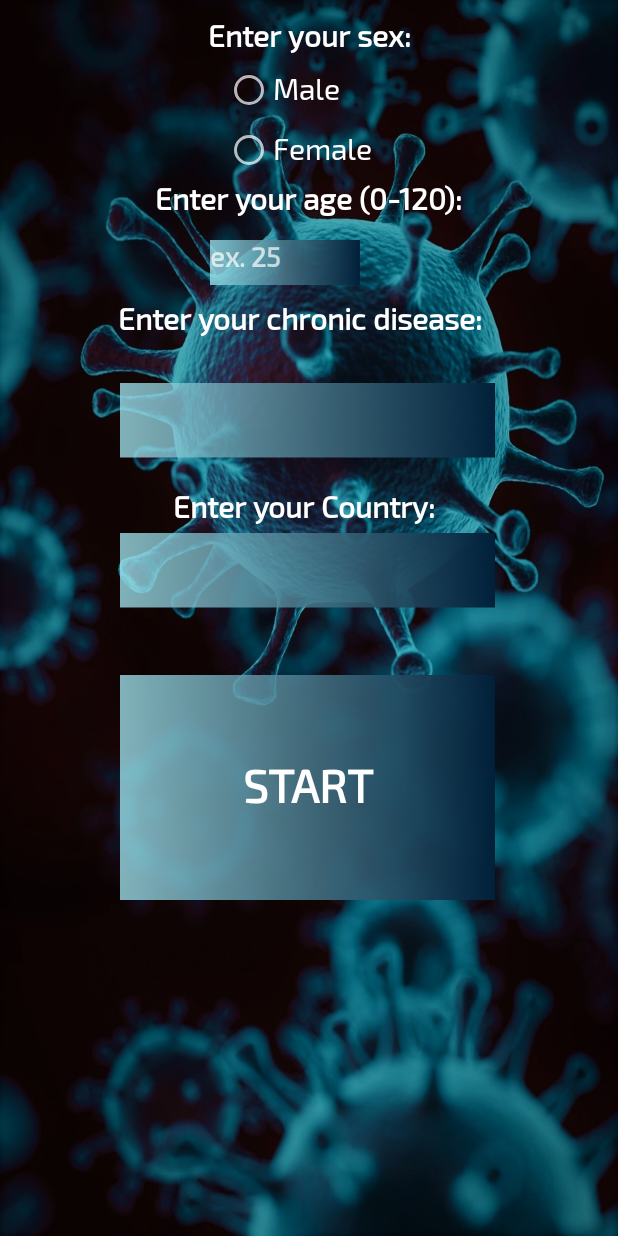
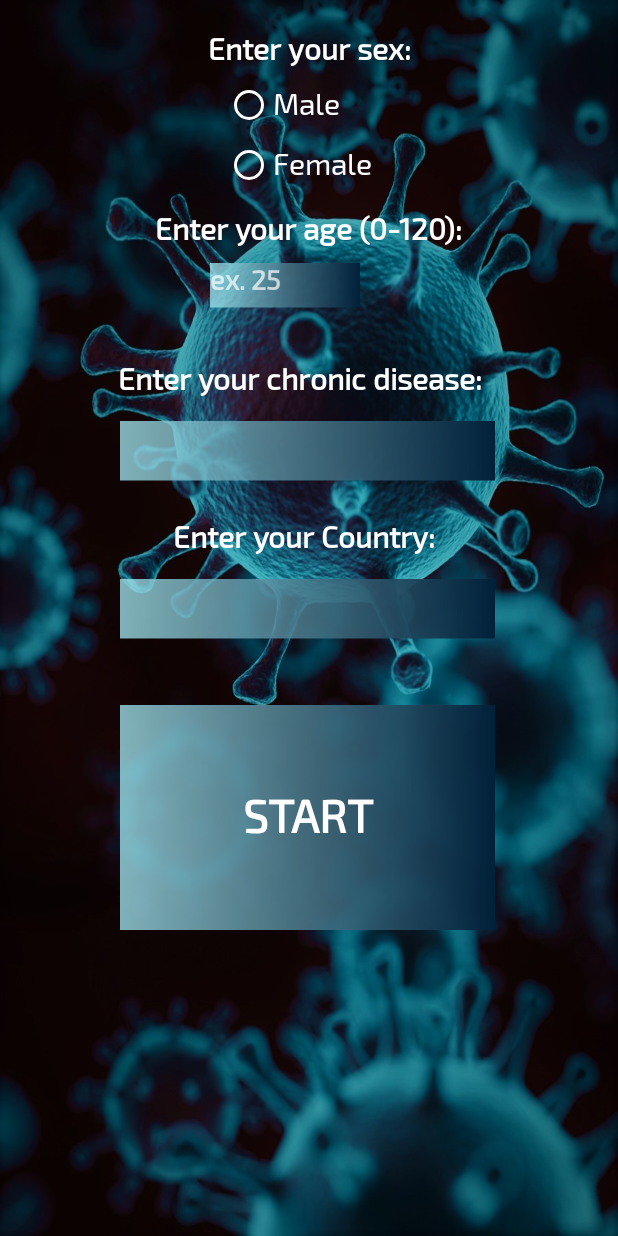
Before and after one commit to Thomazino/Covid-Calculator, an Android app: the layout activity_user_data.xml on its own in the app's theme, with its tools: preview values and no code run, on a phone screen of 412 x 824 dp. Run offline under Robolectric (Android 15) with nearby library versions, the phone set to English and light mode, and no system bars.

Commit message:
Final version

```diff
--- a/app/src/main/java/com/example/helloapp/Probabilities.java
+++ b/app/src/main/java/com/example/helloapp/Probabilities.java
@@ -23,6 +23,9 @@ public class Probabilities extends AppCompatActivity {
         String[] userData = (String[]) args.getSerializable("STRING");
         String userSex= userData[0];
         int userAge = Integer.valueOf(userData[1]);
+
+        if(userData[2].equals("None"))
+            userData[2]=null;
         String userDisease = userData[2];
         String userCountry = userData[3];
 
@@ -218,7 +221,6 @@ public class Probabilities extends AppCompatActivity {
         if ((1/covidVSinfluenza)>1.5) text2+=Math.round(1/covidVSinfluenza)+" times more possible to be the common flu than the coronavirus.";
         else if (covidVSinfluenza>1.5) text2+=(int)(covidVSinfluenza+0.5)+ " times more possible to be Covid-19 than the common flu.";
         else text2+=" equally probable to be Covid-19 or the common flu. ";
-
         txt3.setText(text2);
         dt.close();
 
--- a/app/src/main/java/com/example/helloapp/UserData.java
+++ b/app/src/main/java/com/example/helloapp/UserData.java
@@ -93,8 +93,6 @@ public class UserData extends AppCompatActivity {
                 else
                     UserDatas[0]="-1";
                 if(Start(UserDatas)) {
-                    if(UserDatas[0].equals("None"))
-                        UserDatas[0]=null;
 
                     GotoActivity(Probabilities.class,UserDatas);
                     /** ΕΔΩ ΑΛΛΑΖΕΙΣ ACTIVITY ΚΑΙ ΣΤΕΛΝΕΙΣ ΤΟΝ ΠΙΝΑΚΑ UserDatas*/
--- a/app/src/main/res/layout/activity_user_data.xml
+++ b/app/src/main/res/layout/activity_user_data.xml
@@ -12,7 +12,7 @@
             android:id="@+id/button11"
             android:layout_width="250sp"
             android:layout_height="150sp"
-            android:translationY="450sp"
+            android:translationY="470sp"
             android:translationX="80sp"
             android:textStyle="normal|bold"
             android:fontFamily="@font/exo_2"
@@ -27,7 +27,7 @@
             android:translationX="80sp"
             android:translationY="255sp"
             android:layout_width="250sp"
-            android:layout_height="50sp"/>
+            android:layout_height="40sp" android:textAlignment="center" android:layout_marginTop="25dp"/>
 
     <Spinner
             android:background="@drawable/questionsbackground"
@@ -36,8 +36,7 @@
             android:translationX="80sp"
             android:layout_width="250sp"
 
-            android:layout_height="50sp" />
-
+            android:layout_height="40sp" android:layout_marginTop="5sp" android:layout_alignTop="@+id/textView5"/>
 
 
     <EditText
@@ -51,18 +50,18 @@
             android:hint="ex. 25"
             android:translationX="140sp"
             android:background="@drawable/questionsbackground"
-            android:translationY="160sp"
+            android:translationY="155sp"
             android:gravity="start|top"
             android:textStyle="normal|bold"
             android:fontFamily="@font/exo_2"
-            android:inputType="text|numberSigned" />
+            android:inputType="text|numberSigned" android:layout_marginTop="20sp"/>
 
     <RadioGroup
             android:id="@+id/rd"
             android:translationY="10sp"
             android:translationX="150sp"
             android:layout_width="200sp"
-            android:layout_height="120sp">
+            android:layout_height="120sp" android:soundEffectsEnabled="true" android:layout_marginTop="10sp">
 
         <RadioButton
                 android:id="@+id/radioButton2"
@@ -70,11 +69,10 @@
                 android:layout_height="100sp"
                 android:textColor="#fff"
                 android:textSize="20sp"
-                android:textStyle="normal"
                 android:fontFamily="@font/exo_2"
-                android:text="Male" android:textColorLink="@color/colorPrimary"
-                android:textColorHint="@android:color/background_light"
-                android:textColorHighlight="@android:color/background_light"/>
+                android:text="Male"
+                android:buttonTint="@android:color/background_light"
+        />
 
         <RadioButton
                 android:id="@+id/radioButton"
@@ -85,7 +83,8 @@
                 android:textSize="20sp"
                 android:textStyle="normal"
                 android:fontFamily="@font/exo_2"
-                android:text="Female"/>
+                android:text="Female" android:buttonTint="@android:color/background_light"
+                android:hapticFeedbackEnabled="true"/>
     </RadioGroup>
 
     <TextView
@@ -97,7 +96,7 @@
             android:textStyle="normal|bold"
             android:fontFamily="@font/exo_2" android:visibility="visible"
             android:text="Enter your sex:" android:textAlignment="center" android:layout_alignParentStart="true"
-            android:layout_alignParentTop="true" android:layout_marginTop="11dp"/>
+            android:layout_alignParentTop="true" android:layout_marginTop="20sp"/>
 
     <TextView
             android:id="@+id/textView3"
@@ -109,7 +108,8 @@
             android:translationY="120sp"
             android:textStyle="normal|bold"
             android:fontFamily="@font/exo_2"
-            android:text="Enter your age (0-120):" android:visibility="visible" android:textAlignment="center"/>
+            android:text="Enter your age (0-120):" android:visibility="visible" android:textAlignment="center"
+            android:layout_marginTop="20sp"/>
 
     <TextView
             android:id="@+id/textView4"
@@ -118,10 +118,10 @@
             android:textSize="20sp"
             android:textColor="#fff"
             android:translationX="75sp"
-            android:translationY="200sp"
+            android:translationY="210sp"
             android:textStyle="normal|bold"
             android:fontFamily="@font/exo_2" android:visibility="visible"
-            android:text="Enter your chronic disease:" android:textAlignment="center"/>
+            android:text="Enter your chronic disease:" android:textAlignment="center" android:layout_marginTop="30sp"/>
 
     <TextView
             android:visibility="invisible"
@@ -134,7 +134,7 @@
             android:translationY="430sp"
             android:textStyle="normal|bold"
             android:fontFamily="@font/exo_2"
-            android:text="*PLEASE fill out EVERYTHING correct*" />
+            android:text="*PLEASE fill out EVERYTHING correct*"/>
 
     <TextView
             android:id="@+id/textView5"
@@ -143,11 +143,10 @@
             android:textSize="20sp"
             android:textColor="#fff"
             android:translationX="115sp"
-            android:translationY="325sp"
+            android:translationY="320sp"
             android:textStyle="normal|bold"
             android:fontFamily="@font/exo_2" android:visibility="visible"
-            android:text="Enter your Country:" />
-
+            android:text="Enter your Country:" android:layout_alignTop="@+id/spinner"/>
 
 
 </RelativeLayout>
```
Also changed, not shown: app/src/main/res/layout/activity_links.xml (+7 -17 lines).
